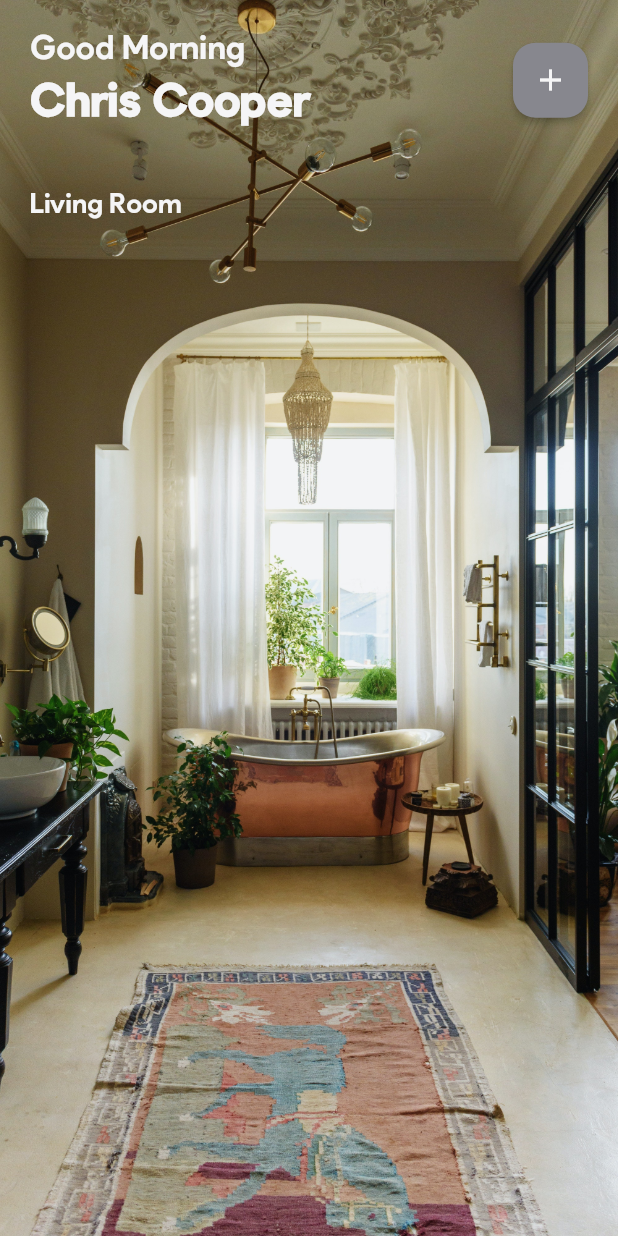
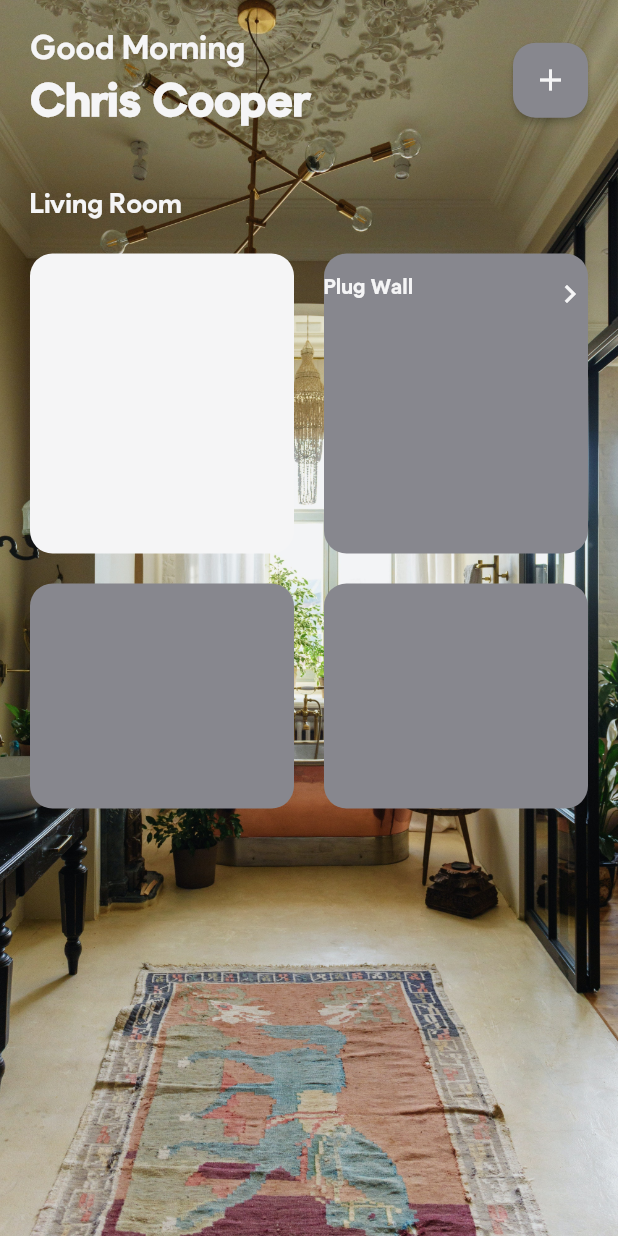
Before and after one commit to prateek601/smart_home_manager, a Flutter app: the screen it shows after launch, on a phone screen of 412 x 824 dp. Run offline on Flutter 3.47's test engine with Material 2 defaults, Android fonts, the phone set to English and light mode, and no system bars.

Commit message:
added card widgets

```diff
--- a/lib/screens/home/CardSection.dart
+++ b/lib/screens/home/CardSection.dart
@@ -1,10 +1,32 @@
 import 'package:flutter/material.dart';
+import 'package:smart_home_manager/screens/home/cards/DeviceCard.dart';
+import 'package:smart_home_manager/screens/home/cards/MusicCard.dart';
+import 'package:smart_home_manager/screens/home/cards/PlugWallCard.dart';
+import 'package:smart_home_manager/screens/home/cards/TemperatureCard.dart';
 
 class CardSection extends StatelessWidget {
   const CardSection({Key? key}) : super(key: key);
 
   @override
   Widget build(BuildContext context) {
-    return Container();
+    return Column(
+      children: [
+        Row(
+          children: [
+            TemperatureCard(),
+            SizedBox(width: 20,),
+            PlugWallCard(),
+          ],
+        ),
+        SizedBox(height: 20,),
+        Row(
+          children: [
+            MusicCard(),
+            SizedBox(width: 20,),
+            DeviceCard()
+          ],
+        )
+      ],
+    );
   }
 }
--- /dev/null
+++ b/lib/screens/home/cards/DeviceCard.dart
@@ -0,0 +1,23 @@
+import 'package:flutter/material.dart';
+import 'package:smart_home_manager/constants.dart';
+import 'package:smart_home_manager/shared/CardWrapper.dart';
+
+class DeviceCard extends StatefulWidget {
+  const DeviceCard({Key? key}) : super(key: key);
+
+  @override
+  _DeviceCardState createState() => _DeviceCardState();
+}
+
+class _DeviceCardState extends State<DeviceCard> {
+  Color cardColor = Constants.greyColor;
+
+  @override
+  Widget build(BuildContext context) {
+    return CardWrapper(
+      height: 150,
+      color: cardColor,
+      child: Column(),
+    );
+  }
+}
--- /dev/null
+++ b/lib/screens/home/cards/MusicCard.dart
@@ -0,0 +1,22 @@
+import 'package:flutter/material.dart';
+import 'package:smart_home_manager/constants.dart';
+import 'package:smart_home_manager/shared/CardWrapper.dart';
+
+class MusicCard extends StatefulWidget {
+  const MusicCard({Key? key}) : super(key: key);
+
+  @override
+  _MusicCardState createState() => _MusicCardState();
+}
+
+class _MusicCardState extends State<MusicCard> {
+  Color cardColor = Constants.greyColor;
+  @override
+  Widget build(BuildContext context) {
+    return CardWrapper(
+      height: 150,
+      color: cardColor,
+      child: Column()
+    );
+  }
+}
--- /dev/null
+++ b/lib/screens/home/cards/PlugWallCard.dart
@@ -0,0 +1,38 @@
+import 'package:flutter/material.dart';
+import 'package:smart_home_manager/constants.dart';
+import 'package:smart_home_manager/shared/CardWrapper.dart';
+
+class PlugWallCard extends StatelessWidget {
+  const PlugWallCard({Key? key}) : super(key: key);
+
+  @override
+  Widget build(BuildContext context) {
+    return CardWrapper(
+      height: 200,
+      color: Constants.greyColor,
+      child: Padding(
+        padding: const EdgeInsets.symmetric(horizontal: 0,vertical: 15),
+        child: Column(
+          children: [
+            Row(
+              mainAxisAlignment: MainAxisAlignment.spaceBetween,
+              crossAxisAlignment: CrossAxisAlignment.start,
+              children: [
+                Text(
+                  'Plug Wall',
+                  style: TextStyle(
+                    color: Constants.whiteColor
+                  ),
+                ),
+                Icon(
+                  Icons.chevron_right,
+                  color: Constants.whiteColor,
+                )
+              ],
+            )
+          ],
+        ),
+      ),
+    );
+  }
+}
--- /dev/null
+++ b/lib/screens/home/cards/TemperatureCard.dart
@@ -0,0 +1,24 @@
+import 'package:flutter/material.dart';
+import 'package:smart_home_manager/constants.dart';
+
+class TemperatureCard extends StatefulWidget {
+  const TemperatureCard({Key? key}) : super(key: key);
+
+  @override
+  _TemperatureCardState createState() => _TemperatureCardState();
+}
+
+class _TemperatureCardState extends State<TemperatureCard> {
+  @override
+  Widget build(BuildContext context) {
+    return Expanded(
+      child: Container(
+        decoration: BoxDecoration(
+          color: Constants.whiteColor,
+          borderRadius: BorderRadius.circular(15)
+        ),
+        height: 200,
+      ),
+    );
+  }
+}
--- /dev/null
+++ b/lib/shared/CardWrapper.dart
@@ -0,0 +1,27 @@
+import 'package:flutter/material.dart';
+
+class CardWrapper extends StatelessWidget {
+  final double height;
+  final Color color;
+  final Widget child;
+  const CardWrapper({
+    Key? key,
+    required this.height,
+    required this.color,
+    required this.child
+  }) : super(key: key);
+
+  @override
+  Widget build(BuildContext context) {
+    return Expanded(
+      child: Container(
+        decoration: BoxDecoration(
+          color: this.color,
+          borderRadius: BorderRadius.circular(15)
+        ),
+        height: this.height,
+        child: this.child,
+      ),
+    );
+  }
+}
```
